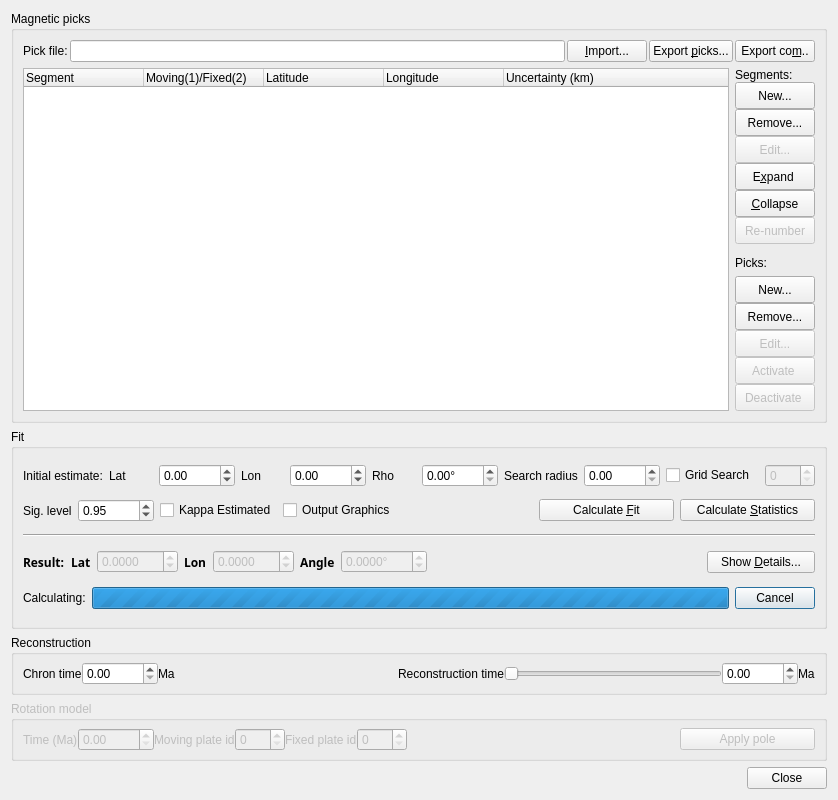
GPlates/GPlates, file src/qt-widgets/HellingerDialogUi.ui: the form before one commit.
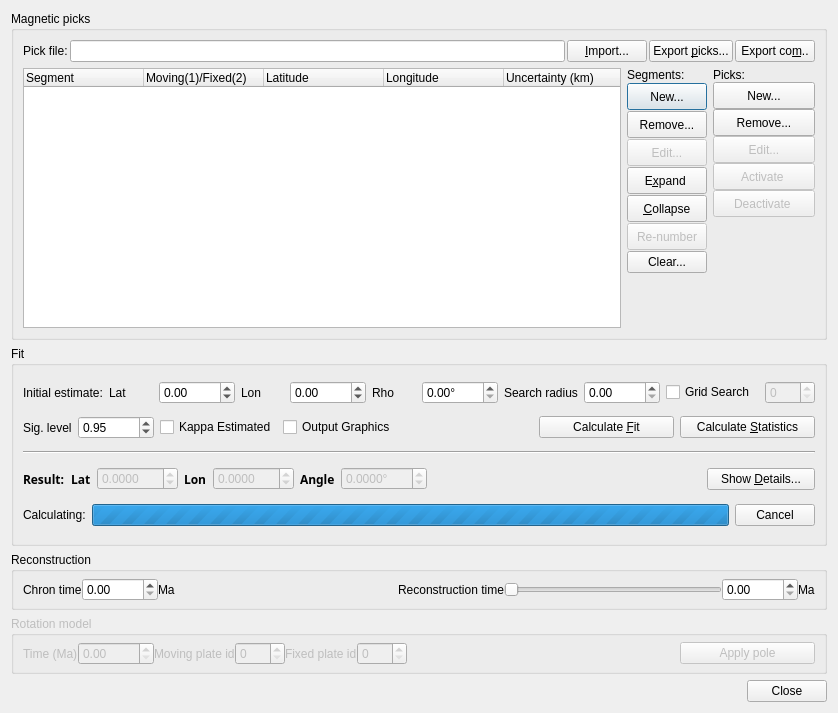
The form after the commit.

Commit message: (hellinger) Reorganising main dialog in attempt to make things fit into the macbook interface.

Patch:
```diff
--- a/src/qt-widgets/HellingerDialogUi.ui
+++ b/src/qt-widgets/HellingerDialogUi.ui
@@ -7,9 +7,15 @@
     <x>0</x>
     <y>0</y>
     <width>838</width>
-    <height>800</height>
+    <height>713</height>
    </rect>
   </property>
+  <property name="minimumSize">
+   <size>
+    <width>0</width>
+    <height>250</height>
+   </size>
+  </property>
   <property name="maximumSize">
    <size>
     <width>838</width>
@@ -19,21 +25,349 @@
   <property name="windowTitle">
    <string>Hellinger Fitting Tool</string>
   </property>
-  <layout class="QGridLayout" name="gridLayout_5">
-   <item row="5" column="1">
-    <spacer name="horizontalSpacer_2">
-     <property name="orientation">
-      <enum>Qt::Horizontal</enum>
+  <layout class="QGridLayout" name="gridLayout_6">
+   <item row="0" column="0" colspan="2">
+    <widget class="QGroupBox" name="groupbox_picks">
+     <property name="sizePolicy">
+      <sizepolicy hsizetype="MinimumExpanding" vsizetype="Preferred">
+       <horstretch>0</horstretch>
+       <verstretch>0</verstretch>
+      </sizepolicy>
      </property>
-     <property name="sizeHint" stdset="0">
+     <property name="minimumSize">
       <size>
-       <width>40</width>
-       <height>20</height>
+       <width>0</width>
+       <height>250</height>
       </size>
      </property>
-    </spacer>
+     <property name="maximumSize">
+      <size>
+       <width>820</width>
+       <height>500</height>
+      </size>
+     </property>
+     <property name="title">
+      <string>Magnetic picks</string>
+     </property>
+     <layout class="QGridLayout" name="gridLayout_5">
+      <item row="1" column="0" rowspan="2">
+       <widget class="QTreeWidget" name="tree_widget_picks">
+        <property name="minimumSize">
+         <size>
+          <width>500</width>
+          <height>250</height>
+         </size>
+        </property>
+        <property name="maximumSize">
+         <size>
+          <width>16777215</width>
+          <height>500</height>
+         </size>
+        </property>
+        <attribute name="headerDefaultSectionSize">
+         <number>120</number>
+        </attribute>
+        <attribute name="headerMinimumSectionSize">
+         <number>40</number>
+        </attribute>
+        <column>
+         <property name="text">
+          <string>Segment</string>
+         </property>
+        </column>
+        <column>
+         <property name="text">
+          <string>Moving(1)/Fixed(2)</string>
+         </property>
+        </column>
+        <column>
+         <property name="text">
+          <string>Latitude</string>
+         </property>
+        </column>
+        <column>
+         <property name="text">
+          <string>Longitude</string>
+         </property>
+        </column>
+        <column>
+         <property name="text">
+          <string>Uncertainty (km)</string>
+         </property>
+        </column>
+       </widget>
+      </item>
+      <item row="1" column="1" colspan="2">
+       <layout class="QGridLayout" name="gridLayout">
+        <item row="0" column="0" rowspan="2">
+         <layout class="QVBoxLayout" name="verticalLayout">
+          <property name="spacing">
+           <number>1</number>
+          </property>
+          <item>
+           <widget class="QLabel" name="label_7">
+            <property name="text">
+             <string>Segments:</string>
+            </property>
+           </widget>
+          </item>
+          <item>
+           <widget class="QPushButton" name="button_new_segment">
+            <property name="minimumSize">
+             <size>
+              <width>0</width>
+              <height>27</height>
+             </size>
+            </property>
+            <property name="text">
+             <string>New...</string>
+            </property>
+           </widget>
+          </item>
+          <item>
+           <widget class="QPushButton" name="button_remove_segment">
+            <property name="minimumSize">
+             <size>
+              <width>0</width>
+              <height>27</height>
+             </size>
+            </property>
+            <property name="text">
+             <string>Remove...</string>
+            </property>
+           </widget>
+          </item>
+          <item>
+           <widget class="QPushButton" name="button_edit_segment">
+            <property name="enabled">
+             <bool>false</bool>
+            </property>
+            <property name="minimumSize">
+             <size>
+              <width>0</width>
+              <height>27</height>
+             </size>
+            </property>
+            <property name="text">
+             <string>Edit...</string>
+            </property>
+            <property name="iconSize">
+             <size>
+              <width>10</width>
+              <height>24</height>
+             </size>
+            </property>
+           </widget>
+          </item>
+          <item>
+           <widget class="QPushButton" name="button_expand_all">
+            <property name="minimumSize">
+             <size>
+              <width>0</width>
+              <height>27</height>
+             </size>
+            </property>
+            <property name="text">
+             <string>E&amp;xpand </string>
+            </property>
+           </widget>
+          </item>
+          <item>
+           <widget class="QPushButton" name="button_collapse_all">
+            <property name="minimumSize">
+             <size>
+              <width>0</width>
+              <height>27</height>
+             </size>
+            </property>
+            <property name="text">
+             <string>&amp;Collapse</string>
+            </property>
+           </widget>
+          </item>
+          <item>
+           <widget class="QPushButton" name="button_renumber">
+            <property name="enabled">
+             <bool>false</bool>
+            </property>
+            <property name="minimumSize">
+             <size>
+              <width>0</width>
+              <height>27</height>
+             </size>
+            </property>
+            <property name="text">
+             <string>Re-number</string>
+            </property>
+           </widget>
+          </item>
+          <item>
+           <widget class="QPushButton" name="pushButton">
+            <property name="text">
+             <string>Clear...</string>
+            </property>
+           </widget>
+          </item>
+         </layout>
+        </item>
+        <item row="0" column="1">
+         <layout class="QVBoxLayout" name="verticalLayout_2">
+          <property name="spacing">
+           <number>0</number>
+          </property>
+          <item>
+           <widget class="QLabel" name="label_8">
+            <property name="text">
+             <string>Picks:</string>
+            </property>
+           </widget>
+          </item>
+          <item>
+           <widget class="QPushButton" name="button_new_point">
+            <property name="minimumSize">
+             <size>
+              <width>0</width>
+              <height>27</height>
+             </size>
+            </property>
+            <property name="text">
+             <string>New...</string>
+            </property>
+           </widget>
+          </item>
+          <item>
+           <widget class="QPushButton" name="button_remove_point">
+            <property name="minimumSize">
+             <size>
+              <width>0</width>
+              <height>27</height>
+             </size>
+            </property>
+            <property name="text">
+             <string>Remove...</string>
+            </property>
+           </widget>
+          </item>
+          <item>
+           <widget class="QPushButton" name="button_edit_point">
+            <property name="enabled">
+             <bool>false</bool>
+            </property>
+            <property name="minimumSize">
+             <size>
+              <width>0</width>
+              <height>27</height>
+             </size>
+            </property>
+            <property name="text">
+             <string>Edit...</string>
+            </property>
+           </widget>
+          </item>
+          <item>
+           <widget class="QPushButton" name="button_activate_pick">
+            <property name="enabled">
+             <bool>false</bool>
+            </property>
+            <property name="minimumSize">
+             <size>
+              <width>0</width>
+              <height>27</height>
+             </size>
+            </property>
+            <property name="text">
+             <string>Activate </string>
+            </property>
+           </widget>
+          </item>
+          <item>
+           <widget class="QPushButton" name="button_deactivate_pick">
+            <property name="enabled">
+             <bool>false</bool>
+            </property>
+            <property name="minimumSize">
+             <size>
+              <width>0</width>
+              <height>27</height>
+             </size>
+            </property>
+            <property name="text">
+             <string>Deactivate </string>
+            </property>
+           </widget>
+          </item>
+         </layout>
+        </item>
+        <item row="1" column="1">
+         <spacer name="verticalSpacer">
+          <property name="orientation">
+           <enum>Qt::Vertical</enum>
+          </property>
+          <property name="sizeHint" stdset="0">
+           <size>
+            <width>102</width>
+            <height>48</height>
+           </size>
+          </property>
+         </spacer>
+        </item>
+       </layout>
+      </item>
+      <item row="2" column="2">
+       <spacer name="verticalSpacer_2">
+        <property name="orientation">
+         <enum>Qt::Vertical</enum>
+        </property>
+        <property name="sizeHint" stdset="0">
+         <size>
+          <width>20</width>
+          <height>20</height>
+         </size>
+        </property>
+       </spacer>
+      </item>
+      <item row="0" column="0" colspan="3">
+       <layout class="QHBoxLayout" name="horizontalLayout_6">
+        <property name="spacing">
+         <number>2</number>
+        </property>
+        <item>
+         <widget class="QLabel" name="label_10">
+          <property name="text">
+           <string>Pick file:</string>
+          </property>
+         </widget>
+        </item>
+        <item>
+         <widget class="QLineEdit" name="line_import_file"/>
+        </item>
+        <item>
+         <widget class="QPushButton" name="button_import_file">
+          <property name="text">
+           <string>&amp;Import...</string>
+          </property>
+         </widget>
+        </item>
+        <item>
+         <widget class="QPushButton" name="button_export_pick_file">
+          <property name="text">
+           <string>Export &amp;picks...</string>
+          </property>
+         </widget>
+        </item>
+        <item>
+         <widget class="QPushButton" name="button_export_com_file">
+          <property name="text">
+           <string>Export co&amp;m..</string>
+          </property>
+         </widget>
+        </item>
+       </layout>
+      </item>
+     </layout>
+    </widget>
    </item>
-   <item row="2" column="1" colspan="2">
+   <item row="1" column="0" colspan="2">
     <widget class="QGroupBox" name="groupbox_fit">
      <property name="sizePolicy">
       <sizepolicy hsizetype="Preferred" vsizetype="MinimumExpanding">
@@ -466,7 +800,7 @@
      </layout>
     </widget>
    </item>
-   <item row="3" column="1" colspan="2">
+   <item row="2" column="0" colspan="2">
     <widget class="QGroupBox" name="groupbox_recon">
      <property name="maximumSize">
       <size>
@@ -568,7 +902,7 @@
      </layout>
     </widget>
    </item>
-   <item row="4" column="1" colspan="2">
+   <item row="3" column="0" colspan="2">
     <widget class="QGroupBox" name="groupbox_rotation">
      <property name="enabled">
       <bool>false</bool>
@@ -682,7 +1016,20 @@
      </layout>
     </widget>
    </item>
-   <item row="5" column="2">
+   <item row="4" column="0">
+    <spacer name="horizontalSpacer_2">
+     <property name="orientation">
+      <enum>Qt::Horizontal</enum>
+     </property>
+     <property name="sizeHint" stdset="0">
+      <size>
+       <width>40</width>
+       <height>20</height>
+      </size>
+     </property>
+    </spacer>
+   </item>
+   <item row="4" column="1">
     <widget class="QDialogButtonBox" name="button_close">
      <property name="sizePolicy">
       <sizepolicy hsizetype="Preferred" vsizetype="Fixed">
@@ -698,313 +1045,6 @@
      </property>
     </widget>
    </item>
-   <item row="1" column="1" colspan="2">
-    <widget class="QGroupBox" name="groupbox_picks">
-     <property name="sizePolicy">
-      <sizepolicy hsizetype="MinimumExpanding" vsizetype="Preferred">
-       <horstretch>0</horstretch>
-       <verstretch>0</verstretch>
-      </sizepolicy>
-     </property>
-     <property name="minimumSize">
-      <size>
-       <width>0</width>
-       <height>412</height>
-      </size>
-     </property>
-     <property name="maximumSize">
-      <size>
-       <width>820</width>
-       <height>500</height>
-      </size>
-     </property>
-     <property name="title">
-      <string>Magnetic picks</string>
-     </property>
-     <layout class="QGridLayout" name="gridLayout">
-      <property name="horizontalSpacing">
-       <number>6</number>
-      </property>
-      <item row="1" column="0" rowspan="2">
-       <widget class="QTreeWidget" name="tree_widget_picks">
-        <property name="minimumSize">
-         <size>
-          <width>500</width>
-          <height>250</height>
-         </size>
-        </property>
-        <property name="maximumSize">
-         <size>
-          <width>16777215</width>
-          <height>500</height>
-         </size>
-        </property>
-        <attribute name="headerDefaultSectionSize">
-         <number>120</number>
-        </attribute>
-        <attribute name="headerMinimumSectionSize">
-         <number>40</number>
-        </attribute>
-        <column>
-         <property name="text">
-          <string>Segment</string>
-         </property>
-        </column>
-        <column>
-         <property name="text">
-          <string>Moving(1)/Fixed(2)</string>
-         </property>
-        </column>
-        <column>
-         <property name="text">
-          <string>Latitude</string>
-         </property>
-        </column>
-        <column>
-         <property name="text">
-          <string>Longitude</string>
-         </property>
-        </column>
-        <column>
-         <property name="text">
-          <string>Uncertainty (km)</string>
-         </property>
-        </column>
-       </widget>
-      </item>
-      <item row="2" column="1">
-       <layout class="QVBoxLayout" name="verticalLayout_2">
-        <property name="spacing">
-         <number>0</number>
-        </property>
-        <item>
-         <widget class="QLabel" name="label_8">
-          <property name="text">
-           <string>Picks:</string>
-          </property>
-         </widget>
-        </item>
-        <item>
-         <widget class="QPushButton" name="button_new_point">
-          <property name="minimumSize">
-           <size>
-            <width>0</width>
-            <height>27</height>
-           </size>
-          </property>
-          <property name="text">
-           <string>New...</string>
-          </property>
-         </widget>
-        </item>
-        <item>
-         <widget class="QPushButton" name="button_remove_point">
-          <property name="minimumSize">
-           <size>
-            <width>0</width>
-            <height>27</height>
-           </size>
-          </property>
-          <property name="text">
-           <string>Remove...</string>
-          </property>
-         </widget>
-        </item>
-        <item>
-         <widget class="QPushButton" name="button_edit_point">
-          <property name="enabled">
-           <bool>false</bool>
-          </property>
-          <property name="minimumSize">
-           <size>
-            <width>0</width>
-            <height>27</height>
-           </size>
-          </property>
-          <property name="text">
-           <string>Edit...</string>
-          </property>
-         </widget>
-        </item>
-        <item>
-         <widget class="QPushButton" name="button_activate_pick">
-          <property name="enabled">
-           <bool>false</bool>
-          </property>
-          <property name="minimumSize">
-           <size>
-            <width>0</width>
-            <height>27</height>
-           </size>
-          </property>
-          <property name="text">
-           <string>Activate </string>
-          </property>
-         </widget>
-        </item>
-        <item>
-         <widget class="QPushButton" name="button_deactivate_pick">
-          <property name="enabled">
-           <bool>false</bool>
-          </property>
-          <property name="minimumSize">
-           <size>
-            <width>0</width>
-            <height>27</height>
-           </size>
-          </property>
-          <property name="text">
-           <string>Deactivate </string>
-          </property>
-         </widget>
-        </item>
-       </layout>
-      </item>
-      <item row="1" column="1">
-       <layout class="QVBoxLayout" name="verticalLayout">
-        <property name="spacing">
-         <number>0</number>
-        </property>
-        <item>
-         <widget class="QLabel" name="label_7">
-          <property name="text">
-           <string>Segments:</string>
-          </property>
-         </widget>
-        </item>
-        <item>
-         <widget class="QPushButton" name="button_new_segment">
-          <property name="minimumSize">
-           <size>
-            <width>0</width>
-            <height>27</height>
-           </size>
-          </property>
-          <property name="text">
-           <string>New...</string>
-          </property>
-         </widget>
-        </item>
-        <item>
-         <widget class="QPushButton" name="button_remove_segment">
-          <property name="minimumSize">
-           <size>
-            <width>0</width>
-            <height>27</height>
-           </size>
-          </property>
-          <property name="text">
-           <string>Remove...</string>
-          </property>
-         </widget>
-        </item>
-        <item>
-         <widget class="QPushButton" name="button_edit_segment">
-          <property name="enabled">
-           <bool>false</bool>
-          </property>
-          <property name="minimumSize">
-           <size>
-            <width>0</width>
-            <height>27</height>
-           </size>
-          </property>
-          <property name="text">
-           <string>Edit...</string>
-          </property>
-          <property name="iconSize">
-           <size>
-            <width>10</width>
-            <height>24</height>
-           </size>
-          </property>
-         </widget>
-        </item>
-        <item>
-         <widget class="QPushButton" name="button_expand_all">
-          <property name="minimumSize">
-           <size>
-            <width>0</width>
-            <height>27</height>
-           </size>
-          </property>
-          <property name="text">
-           <string>E&amp;xpand </string>
-          </property>
-         </widget>
-        </item>
-        <item>
-         <widget class="QPushButton" name="button_collapse_all">
-          <property name="minimumSize">
-           <size>
-            <width>0</width>
-            <height>27</height>
-           </size>
-          </property>
-          <property name="text">
-           <string>&amp;Collapse</string>
-          </property>
-         </widget>
-        </item>
-        <item>
-         <widget class="QPushButton" name="button_renumber">
-          <property name="enabled">
-           <bool>false</bool>
-          </property>
-          <property name="minimumSize">
-           <size>
-            <width>0</width>
-            <height>27</height>
-           </size>
-          </property>
-          <property name="text">
-           <string>Re-number</string>
-          </property>
-         </widget>
-        </item>
-       </layout>
-      </item>
-      <item row="0" column="0" colspan="2">
-       <layout class="QHBoxLayout" name="horizontalLayout_6">
-        <property name="spacing">
-         <number>2</number>
-        </property>
-        <item>
-         <widget class="QLabel" name="label_10">
-          <property name="text">
-           <string>Pick file:</string>
-          </property>
-         </widget>
-        </item>
-        <item>
-         <widget class="QLineEdit" name="line_import_file"/>
-        </item>
-        <item>
-         <widget class="QPushButton" name="button_import_file">
-          <property name="text">
-           <string>&amp;Import...</string>
-          </property>
-         </widget>
-        </item>
-        <item>
-         <widget class="QPushButton" name="button_export_pick_file">
-          <property name="text">
-           <string>Export &amp;picks...</string>
-          </property>
-         </widget>
-        </item>
-        <item>
-         <widget class="QPushButton" name="button_export_com_file">
-          <property name="text">
-           <string>Export co&amp;m..</string>
-          </property>
-         </widget>
-        </item>
-       </layout>
-      </item>
-     </layout>
-    </widget>
-   </item>
   </layout>
  </widget>
  <resources/>
```
